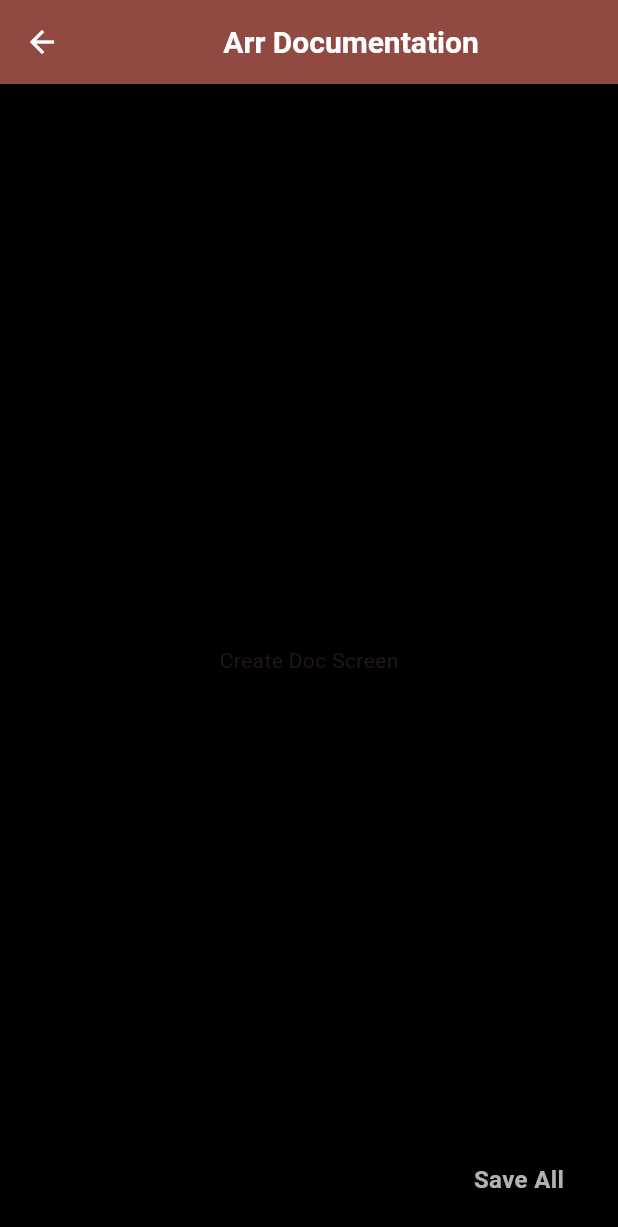
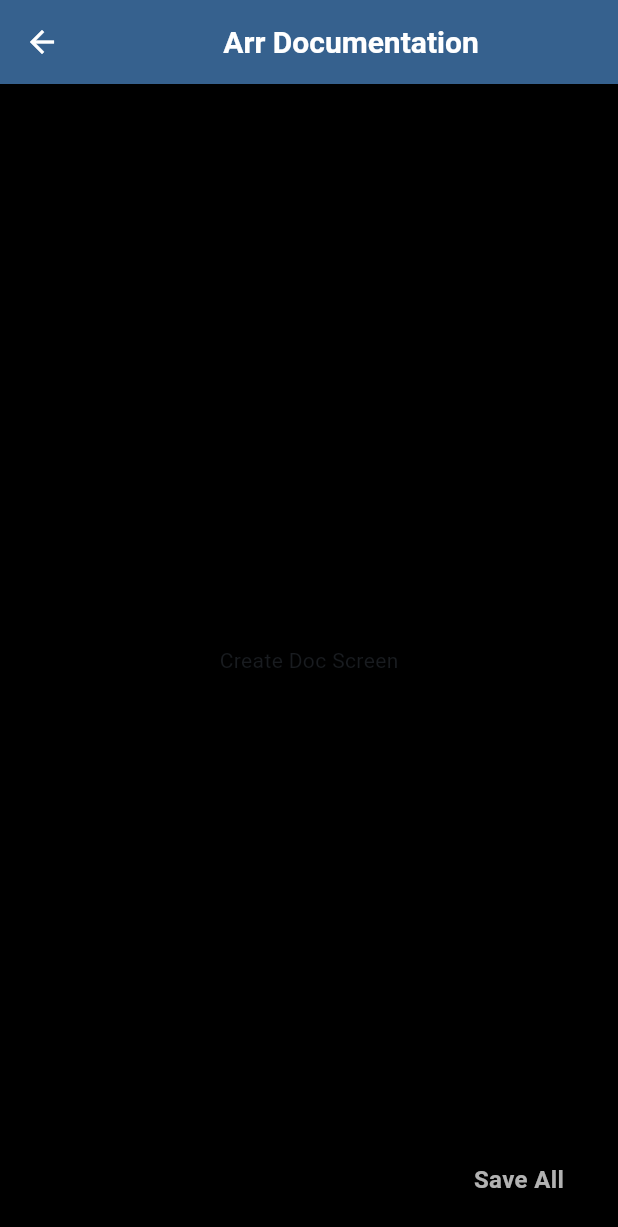
Before and after one commit to arr199/myDocs, a Flutter app: the screen it shows after launch, after a tap on the "add" icon, on a phone screen of 412 x 824 dp. Shown: the top 1227 px of the screen. Run offline on Flutter 3.47's test engine with Material 3 defaults, Android fonts, the light colour scheme and no system bars; our stand-ins replace go_router.

Commit message:
modifying buttons

```diff
--- a/lib/main.dart
+++ b/lib/main.dart
@@ -16,12 +16,10 @@ class MyApp extends StatelessWidget {
         ChangeNotifierProvider(create: (context) => SearchProvider())
       ],
       child: MaterialApp.router(
-        theme: AppTheme(selectedColor: 2).theme(),
+        theme: AppTheme(selectedColor: 3).theme(),
         debugShowCheckedModeBanner: false,
         title: 'Arr Documentation',
         routerConfig: AppRouter,
-
-
       ),
     );
   }
--- a/lib/providers/search_provider.dart
+++ b/lib/providers/search_provider.dart
@@ -8,7 +8,7 @@ class SearchProvider extends ChangeNotifier {
   List<Document> data =
       exampleData.map((e) => DocumentSchema.fromJson(e).toDocument()).toList();
 
-  Future<void> filterData() async {
+  Future<void> filterSearch() async {
     final initialData = exampleData
         .map((e) => DocumentSchema.fromJson(e).toDocument())
         .toList();
@@ -22,3 +22,5 @@ class SearchProvider extends ChangeNotifier {
     notifyListeners();
   }
 }
+
+// Path: lib/screens/search_screen.dart
--- a/lib/router/app_router.dart
+++ b/lib/router/app_router.dart
@@ -9,7 +9,7 @@ final GoRouter AppRouter = GoRouter(
     GoRoute(
       path: '/',
       builder: (BuildContext context, GoRouterState state) {
-        return HomeScreen();
+        return const HomeScreen();
       },
       routes: <RouteBase>[
         GoRoute(
--- a/lib/screens/home/home_screen.dart
+++ b/lib/screens/home/home_screen.dart
@@ -6,6 +6,8 @@ import 'package:my_docs/screens/home/widgets/main_search_bar.dart';
 import 'package:provider/provider.dart';
 
 class HomeScreen extends StatelessWidget {
+  const HomeScreen({super.key});
+
   @override
   Widget build(BuildContext context) {
     double screenSize = MediaQuery.of(context).size.width;
@@ -15,13 +17,12 @@ class HomeScreen extends StatelessWidget {
     final searchInputFocusNode =
         context.watch<SearchProvider>().searchInputFocusNode;
     final data = context.watch<SearchProvider>().data;
-    final filterSearch = context.read<SearchProvider>().filterData;
-
+    final filterSearch = context.read<SearchProvider>().filterSearch;
     final colors = Theme.of(context).colorScheme;
 
     return Scaffold(
         appBar: AppBar(
-          backgroundColor: colors.primary  ,
+          backgroundColor: colors.primary,
           title: const Center(
               child: Text(
             'Arr Documentation',
@@ -50,26 +51,59 @@ class HomeScreen extends StatelessWidget {
             const SizedBox(
               height: 30,
             ),
-            if (data.isEmpty)
-              const Center(
+            // HERO WIDGET
+
+            if (data.isEmpty) ...[
+              const SizedBox(
+                height: 50,
+              ),
+              Center(
                 child: Text(
-                  "No docs found",
+                  "Oops, no documents found !",
                   style: TextStyle(
                     fontSize: 30,
+                    color: colors.primary,
                     fontWeight: FontWeight.bold,
                   ),
                 ),
               ),
-            if (data.isNotEmpty) DocsList(data: data),
+            ] else ...[
+              DocsList(data: data),
+            ]
           ],
         ),
-        floatingActionButton: FloatingActionButton(
-          backgroundColor: colors.background,
-          splashColor: Colors.black12,
-          onPressed: () {
-            context.goNamed('createDocument');
-          },
-          child: const Icon(Icons.add),
+        floatingActionButton: Tooltip(
+          message: 'Create a new document',
+          verticalOffset: 30,
+          decoration: BoxDecoration(
+            color: Colors.transparent,
+            borderRadius: BorderRadius.circular(4),
+            border: Border.all(color: colors.primary, width: 1),
+          ),
+          textStyle: TextStyle(
+            color: colors.primary,
+            fontWeight: FontWeight.bold,
+          ),
+          child: ElevatedButton(
+            style: ElevatedButton.styleFrom(
+              padding: const EdgeInsets.symmetric(horizontal: 10, vertical: 18),
+              backgroundColor: Colors.transparent,
+              shape: RoundedRectangleBorder(
+                  side: BorderSide(
+                    color: colors.primary,
+                    width: 3,
+                  ),
+                  borderRadius: BorderRadius.circular(4)),
+            ),
+            onPressed: () {
+              context.goNamed('createDocument');
+            },
+            child: Icon(
+              size: 30,
+              Icons.add,
+              color: colors.primary,
+            ),
+          ),
         ));
   }
 }
--- a/lib/screens/home/widgets/docs_list.dart
+++ b/lib/screens/home/widgets/docs_list.dart
@@ -38,7 +38,7 @@ class Item extends StatelessWidget {
         ? "${item.description.substring(0, 30)} ..."
         : item.description;
 
-    final colors = Theme.of(context).colorScheme;
+    // final colors = Theme.of(context).colorScheme;
 
     return Column(
       crossAxisAlignment: CrossAxisAlignment.start,
@@ -71,7 +71,7 @@ class Item extends StatelessWidget {
               ),
               child: Text(
                 description,
-                style: TextStyle(color: colors.secondary),
+                style: const TextStyle(color: Colors.white70),
               )),
         ),
         const SizedBox(
--- a/lib/screens/home/widgets/main_search_bar.dart
+++ b/lib/screens/home/widgets/main_search_bar.dart
@@ -1,4 +1,5 @@
 import 'package:flutter/material.dart';
+import 'package:my_docs/screens/home/widgets/search_button.dart';
 
 class MainSearchBar extends StatelessWidget {
   const MainSearchBar({
@@ -34,22 +35,21 @@ class MainSearchBar extends StatelessWidget {
               onChanged: (value) {},
               focusNode: searchInputFocusNode,
               controller: searchInputController,
-              style: TextStyle(color: colors.primary),
+              style:
+                  TextStyle(color: colors.primary, fontWeight: FontWeight.w700),
               decoration: InputDecoration(
                   focusColor: colors.primary,
                   enabledBorder: OutlineInputBorder(
-                      borderSide:
-                          BorderSide(color: colors.primary.withOpacity(.7))),
+                      borderSide: BorderSide(
+                          color: colors.primary.withOpacity(.7), width: 3)),
                   focusedBorder: OutlineInputBorder(
-                      borderSide: BorderSide(color: colors.primary)),
+                      borderSide: BorderSide(color: colors.primary, width: 3)),
                   labelStyle: TextStyle(
                     color: colors.primary.withOpacity(.7),
                     fontWeight: FontWeight.w900,
                   ),
-                  border: OutlineInputBorder(
-                      borderSide: BorderSide(color: colors.primary)),
                   labelText: 'Search docs by tag or name',
-                  contentPadding: EdgeInsets.only(left: 20.0),
+                  contentPadding: const EdgeInsets.only(left: 20.0),
                   suffixIcon: Icon(
                     Icons.search,
                     color: colors.primary,
@@ -69,22 +69,7 @@ class MainSearchBar extends StatelessWidget {
                 0.5,
               ),
             ),
-            child: InkWell(
-              onTap: () {
-                filterSearch();
-              },
-              child: const Padding(
-                padding: EdgeInsets.symmetric(horizontal: 20, vertical: 12),
-                child: Text(
-                  "Search",
-                  style: TextStyle(
-                    color: Colors.black,
-                    fontSize: 16,
-                    fontWeight: FontWeight.w400,
-                  ),
-                ),
-              ),
-            ),
+            child: const SearchButton(),
           )
         ],
       ),
--- /dev/null
+++ b/lib/screens/home/widgets/search_button.dart
@@ -0,0 +1,34 @@
+import 'package:flutter/material.dart';
+import 'package:my_docs/providers/search_provider.dart';
+import 'package:provider/provider.dart';
+
+class SearchButton extends StatelessWidget {
+  const SearchButton({
+    super.key,
+  });
+
+  @override
+  Widget build(BuildContext context) {
+    final filterSearch = context.read<SearchProvider>().filterSearch;
+    final colors = Theme.of(context).colorScheme;
+
+    return ElevatedButton(
+      onPressed: () {
+        filterSearch();
+      },
+      style: ElevatedButton.styleFrom(
+        shape: RoundedRectangleBorder(borderRadius: BorderRadius.circular(4)),
+        side: BorderSide(color: colors.primary, width: 3),
+        backgroundColor: Colors.transparent,
+        padding: EdgeInsets.symmetric(horizontal: 20, vertical: 22),
+      ),
+      child: Text(
+        "Search",
+        style: TextStyle(
+          fontWeight: FontWeight.w800,
+          color: colors.primary,
+        ),
+      ),
+    );
+  }
+}
--- a/lib/themes/app_theme.dart
+++ b/lib/themes/app_theme.dart
@@ -27,7 +27,7 @@ class AppTheme {
 
   ThemeData theme() {
     return ThemeData(
-      scaffoldBackgroundColor: Color.fromARGB(255, 0, 0, 0),
+      scaffoldBackgroundColor: const Color.fromARGB(255, 0, 0, 0),
       colorSchemeSeed: _colors[selectedColor],
       appBarTheme: AppBarTheme(
         backgroundColor: _colors[selectedColor],
```
